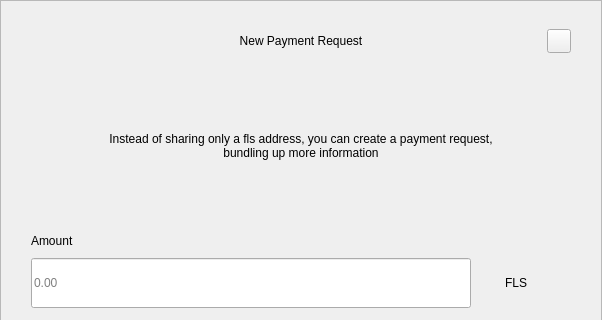
Old version of the form src/qt/fls/forms/requestdialog.ui in the repository Liquid369/blank; both pictures show x 0 to 602 and y 0 to 320 of the 602 by 607 pixel window.
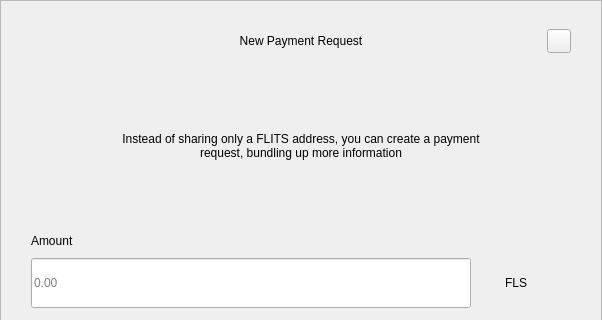
New version of the form.

What changed in the file:
```diff
--- a/src/qt/fls/forms/requestdialog.ui
+++ b/src/qt/fls/forms/requestdialog.ui
@@ -210,7 +210,7 @@
              </size>
             </property>
             <property name="text">
-             <string>Instead of sharing only a fls address, you can create a payment request, bundling up more information</string>
+             <string>Instead of sharing only a FLITS address, you can create a payment request, bundling up more information</string>
             </property>
             <property name="alignment">
              <set>Qt::AlignCenter</set>
```
